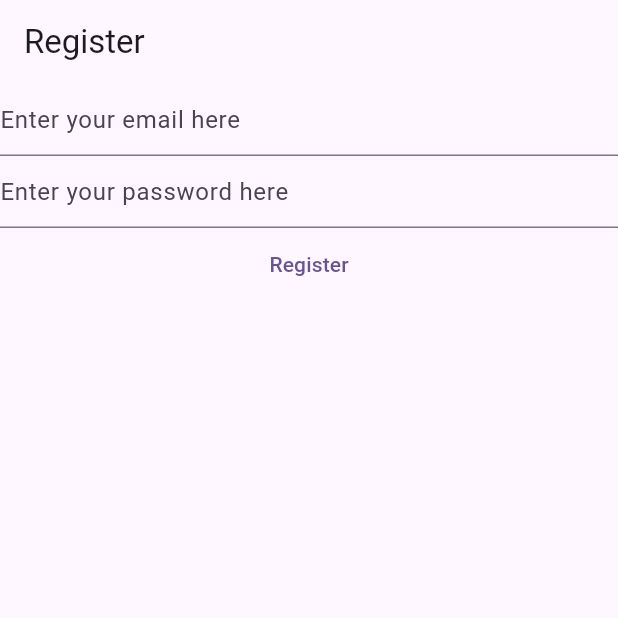
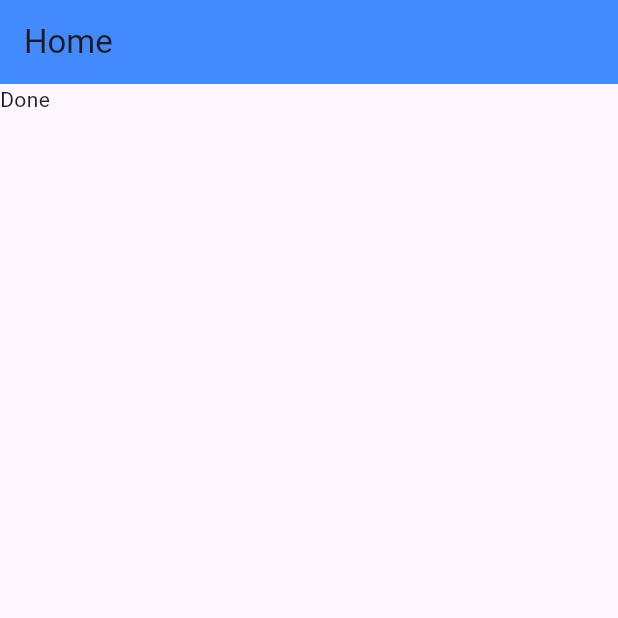
Before and after one commit to Adarshkumar167/Flutter_Basics, a Flutter app: the screen it shows after launch, on a phone screen of 412 x 824 dp, the top half of it. Run offline on Flutter 3.47's test engine with Material 3 defaults, Android fonts, the phone set to English and light mode, and no system bars; our stand-ins replace firebase_auth, firebase_core; accounts and stored records are empty.

Commit message:
register_email

```diff
--- a/Initial_code/lib/main.dart
+++ b/Initial_code/lib/main.dart
@@ -1,12 +1,13 @@
+import 'package:firebase_auth/firebase_auth.dart';
 import 'package:firebase_core/firebase_core.dart';
 import 'package:flutter/material.dart';
-import 'package:firebase_auth/firebase_auth.dart';
-import 'firebase_options.dart';
+import 'package:initial/firebase_options.dart';
 
 void main() {
   WidgetsFlutterBinding.ensureInitialized();
   runApp(
     MaterialApp(
+      debugShowCheckedModeBanner: false,
       title: 'Flutter Demo',
       theme: ThemeData(
         colorScheme: ColorScheme.fromSeed(seedColor: Colors.deepPurple),
@@ -17,36 +18,15 @@ void main() {
   );
 }
 
-class HomePage extends StatefulWidget {
+class HomePage extends StatelessWidget {
   const HomePage({super.key});
-
-  @override
-  State<HomePage> createState() => _HomePageState();
-}
-
-class _HomePageState extends State<HomePage> {
-  late final TextEditingController _email;
-  late final TextEditingController _password;
-
-  @override
-  void initState() {
-    _email = TextEditingController();
-    _password = TextEditingController();
-    super.initState();
-  }
-
-  @override
-  void dispose() {
-    _email.dispose();
-    _password.dispose();
-    super.dispose();
-  }
 
   @override
   Widget build(BuildContext context) {
     return Scaffold(
       appBar: AppBar(
-        title: const Text('Register'),
+        title: const Text('Home'),
+        backgroundColor: Colors.blueAccent,
       ),
       body: FutureBuilder(
         future: Firebase.initializeApp(
@@ -55,38 +35,13 @@ class _HomePageState extends State<HomePage> {
         builder: (context, snapshot) {
           switch (snapshot.connectionState) {
             case ConnectionState.done:
-              return Column(
-                children: [
-                  TextField(
-                    controller: _email,
-                    enableSuggestions: false,
-                    autocorrect: false,
-                    keyboardType: TextInputType.emailAddress,
-                    decoration: const InputDecoration(
-                      hintText: 'Enter your email here',
-                    ),
-                  ),
-                  TextField(
-                    controller: _password,
-                    obscureText: true,
-                    enableSuggestions: false,
-                    autocorrect: false,
-                    decoration: const InputDecoration(
-                      hintText: 'Enter your password here',
-                    ),
-                  ),
-                  TextButton(
-                    onPressed: () async {
-                      final email = _email.text;
-                      final password = _password.text;
-                      FirebaseAuth.instance.createUserWithEmailAndPassword(
-                          email: email, password: password);
-                    },
-                    child: const Text('Register'),
-                  ),
-                ],
-              );
-
+              final user = FirebaseAuth.instance.currentUser;
+              if (user?.emailVerified ?? false) {
+                print('You are a verified user');
+              } else {
+                print('You need to verify your email first');
+              }
+              return const Text('Done');
             default:
               return const Text('Loading...');
           }
```
Also changed, not shown: Initial_code/lib/views/login_view.dart (added, +90 -0 lines), Initial_code/lib/views/register_view.dart (added, +90 -0 lines), 1 other file.
